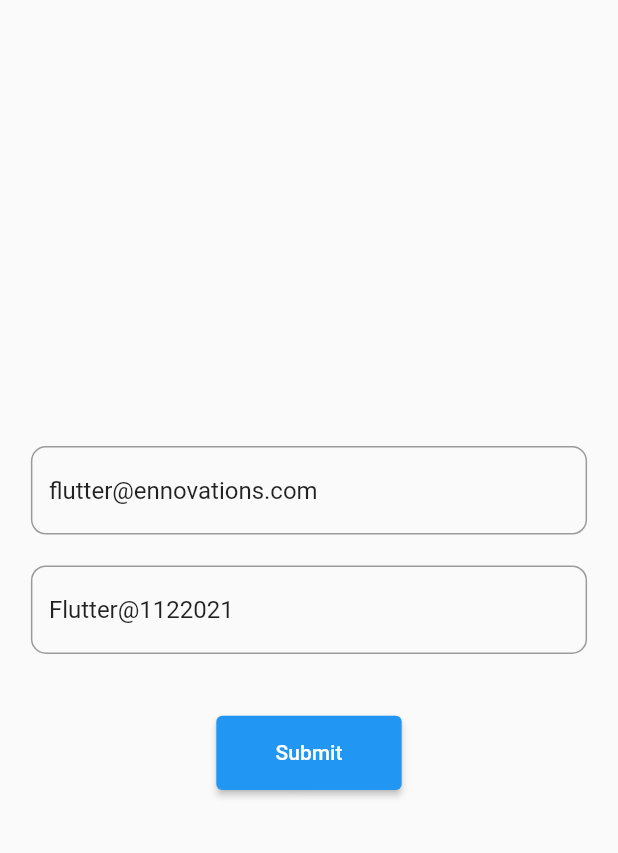
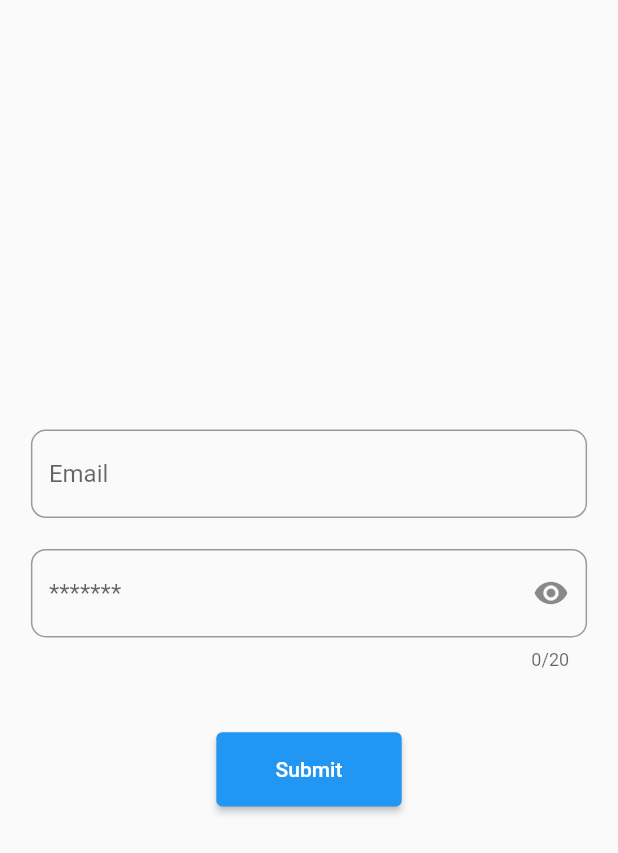
Before and after one commit to NaveenNirban/ECommerce-App, a Flutter app: the screen it shows after launch, on a phone screen of 412 x 824 dp. Shown: the top 853 px of the screen. Run offline on Flutter 3.47's test engine with Material 2 defaults, Android fonts, the phone set to English and light mode, and no system bars; our stand-ins replace font_awesome_flutter; network calls fail.

Commit message:
Validations & Pixel Overflow fix.

```diff
--- a/lib/pages/login.dart
+++ b/lib/pages/login.dart
@@ -13,6 +13,8 @@ class _LoginState extends State<Login> {
   /// Variable to be supplied with navigator argument
   var username;
   Map<String, String> data = {};
+
+  bool isHidden = true;
 
   /// Global Key to handling form
   final _formKey = GlobalKey<FormState>();
@@ -54,8 +56,8 @@ class _LoginState extends State<Login> {
     double height = MediaQuery.of(context).size.height;
     double safeHeight = height - MediaQuery.of(context).padding.top;
     double width = MediaQuery.of(context).size.width;
-    _emailController.text = "flutter@ennovations.com";
-    _passwordController.text = "Flutter@1122021";
+    /*_emailController.text = "flutter@ennovations.com";
+    _passwordController.text = "Flutter@1122021";*/
 
     return SafeArea(
         child: Scaffold(
@@ -73,12 +75,16 @@ class _LoginState extends State<Login> {
                     focusNode: _emailFocusNode,
                     controller: _emailController,
                     decoration: InputDecoration(
-                        hintText: 'Username / Email',
+                        hintText: 'Email',
                         border: OutlineInputBorder(
                             borderRadius: BorderRadius.circular(10.0))),
                     validator: (value) {
                       if (value == null || value.isEmpty) {
                         return 'Username cannot be empty';
+                      }
+                      if (!RegExp("^[a-zA-Z0-9+_.-]+@[a-zA-Z0-9.-]+.[a-z]")
+                          .hasMatch(value)) {
+                        return 'Please a valid Email';
                       }
                       return null;
                     },
@@ -89,7 +95,18 @@ class _LoginState extends State<Login> {
                   TextFormField(
                     focusNode: _passwordFocusNode,
                     controller: _passwordController,
+                    maxLength: 20,
+                    obscureText: isHidden,
                     decoration: InputDecoration(
+                        suffixIcon: IconButton(
+                            icon: Icon(isHidden
+                                ? Icons.visibility
+                                : Icons.visibility_off),
+                            onPressed: () {
+                              setState(() {
+                                isHidden = !isHidden;
+                              });
+                            }),
                         hintText: '*******',
                         border: OutlineInputBorder(
                             borderRadius: BorderRadius.circular(10.0))),
```
Also changed, not shown: lib/pages/home.dart (+9 -5 lines).
